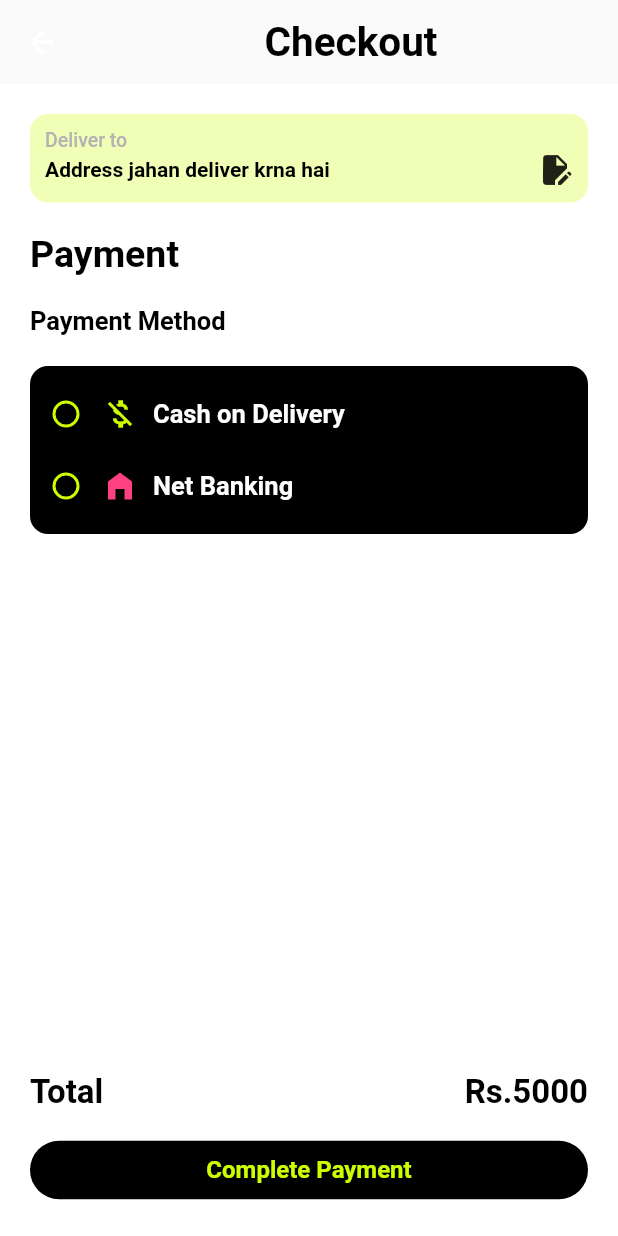
After one commit to zenghost1/mycycleclinic, a Flutter app: the CheckOutScreen screen opened directly, on a phone screen of 412 x 824 dp. The commit adds this screen. Run offline on Flutter 3.47's test engine with Material 2 defaults, Android fonts, the phone set to English and light mode, and no system bars.

Commit message:
checkout_screen

```diff
--- /dev/null
+++ b/lib/screens/checkout_screen.dart
@@ -0,0 +1,147 @@
+// TODO Implement this library.
+
+import 'package:flutter/material.dart';
+
+class CheckOutScreen extends StatelessWidget {
+  const CheckOutScreen({super.key});
+
+  static const routeName = "/checkoutScreen";
+
+  @override
+  Widget build(BuildContext context) {
+    return Scaffold(
+      appBar: AppBar(
+        backgroundColor: Colors.transparent,
+        elevation: 0,
+        title: Center(child: Text('Checkout', style: TextStyle(fontSize: 27, color: Colors.black, fontWeight: FontWeight.w700),)),
+      ),
+      body: Container(
+        color: Colors.white,
+        child: Padding(
+          padding: const EdgeInsets.all(20.0),
+          child: Column(
+            crossAxisAlignment: CrossAxisAlignment.start,
+            children: [
+              Container(
+                padding: EdgeInsets.all(10),
+                decoration: BoxDecoration(
+                  color: Color(0xFFF1FFB6),
+                  borderRadius: BorderRadius.all(Radius.circular(12))
+                ),
+                child: Column(
+                  crossAxisAlignment: CrossAxisAlignment.start,
+                  children: [
+                    Text('Deliver to', style: TextStyle(fontSize: 13, color: Color(0xFFB3B3B3), fontWeight: FontWeight.w500),),
+                    Row(
+                      children: [
+                        _getAdress(),
+                        Expanded(child: SizedBox(width: 1,), flex: 1,),
+                        Icon(Icons.edit_document),
+                      ],
+                    )
+                  ],
+                ),
+              ),
+              SizedBox(height: 20,),
+              Text('Payment', style: TextStyle(color: Colors.black, fontSize: 25, fontWeight: FontWeight.w600),),
+              SizedBox(height: 20,),
+              Text('Payment Method', style: TextStyle(color: Colors.black, fontSize: 17, fontWeight: FontWeight.w600),),
+              SizedBox(height: 20,),
+              _getPaymentMethod(),
+              Expanded(child: SizedBox(height: 1,)),
+              _getPayment(),
+              SizedBox(height: 15,),
+              Container(
+                width: MediaQuery.of(context).size.width,
+                child: TextButton(
+                  style: ButtonStyle(
+                    padding: MaterialStateProperty.all<EdgeInsets>(const EdgeInsets.only(top: 10, bottom: 10,)),
+                    backgroundColor: MaterialStateProperty.all<Color>(Colors.black),
+                    foregroundColor: MaterialStateProperty.all<Color>(Color(0xFFCCFE00)),
+                    shape: MaterialStateProperty.all<RoundedRectangleBorder>(
+                        RoundedRectangleBorder(borderRadius: BorderRadius.circular(24),
+                        )
+                    )
+                  ),
+                  onPressed: () {},
+                  child: const Text(
+                    "Complete Payment",
+                    style: TextStyle(fontSize: 16, fontWeight: FontWeight.w700)
+                )
+                  ),
+              ),
+            ],
+          ),
+        ),
+      ),
+    );
+  }
+
+  Expanded _getAdress() => Expanded(child: Text("Address jahan deliver krna hai", style: TextStyle(color: Colors.black, fontSize: 14, fontWeight: FontWeight.w700),), flex: 9,);
+
+  Container _getPaymentMethod() {
+    return Container(
+              decoration: BoxDecoration(color: Colors.black, borderRadius: BorderRadius.all(Radius.circular(12))),
+              child: Padding(
+                padding: const EdgeInsets.only(top:8.0, bottom: 8.0),
+                child: Column(
+                  mainAxisAlignment: MainAxisAlignment.center,
+                  children: [
+                    Row(
+                      children: [
+                        Radio(
+                          value: "radio value",
+                          groupValue: "group value",
+                          onChanged: (value){
+                            print(value); //selected value
+                          },
+                          fillColor: MaterialStateProperty.resolveWith<Color>((Set<MaterialState> states) {
+                            if (states.contains(MaterialState.disabled)) {
+                              return Color(0xFFCCFE00);
+                            }
+                            return Color(0xFFCCFE00);
+                          })
+                        ),
+                        Icon(Icons.money_off, color: Color(0xFFCCFE00),),
+                        SizedBox(width: 10,),
+                        Text('Cash on Delivery', style: TextStyle(color: Colors.white, fontSize: 17, fontWeight: FontWeight.w600),),
+                        Expanded(child: SizedBox(width: 1,)),
+                      ],
+                    ),
+                    Row(
+                      children: [
+                        Radio(
+                          value: "radio value",
+                          groupValue: "group value",
+                          onChanged: (value){
+                            print(value); //selected value
+                          },
+                          fillColor: MaterialStateProperty.resolveWith<Color>((Set<MaterialState> states) {
+                            if (states.contains(MaterialState.disabled)) {
+                              return Color(0xFFCCFE00);
+                            }
+                            return Color(0xFFCCFE00);
+                          })
+                        ),
+                        Icon(Icons.home_filled, color: Colors.pinkAccent,),
+                        SizedBox(width: 10,),
+                        Text('Net Banking', style: TextStyle(color: Colors.white, fontSize: 17, fontWeight: FontWeight.w600),),
+                        Expanded(child: SizedBox(width: 1,)),
+                      ],
+                    ),
+                  ],
+                ),
+              ),
+            );
+  }
+
+  Row _getPayment() {
+    return Row(
+              children: [
+                Text('Total', style: TextStyle(fontSize: 22, color: Colors.black, fontWeight: FontWeight.w700),),
+                Expanded(child: SizedBox(width: 1,)),
+                Text('Rs.5000', style: TextStyle(fontSize: 22, color: Colors.black, fontWeight: FontWeight.w700),),
+              ],
+            );
+  }
+}
--- a/lib/screens/screens.dart
+++ b/lib/screens/screens.dart
@@ -1 +1,2 @@
 export 'home_screen.dart';
+export 'checkout_screen.dart';
```
